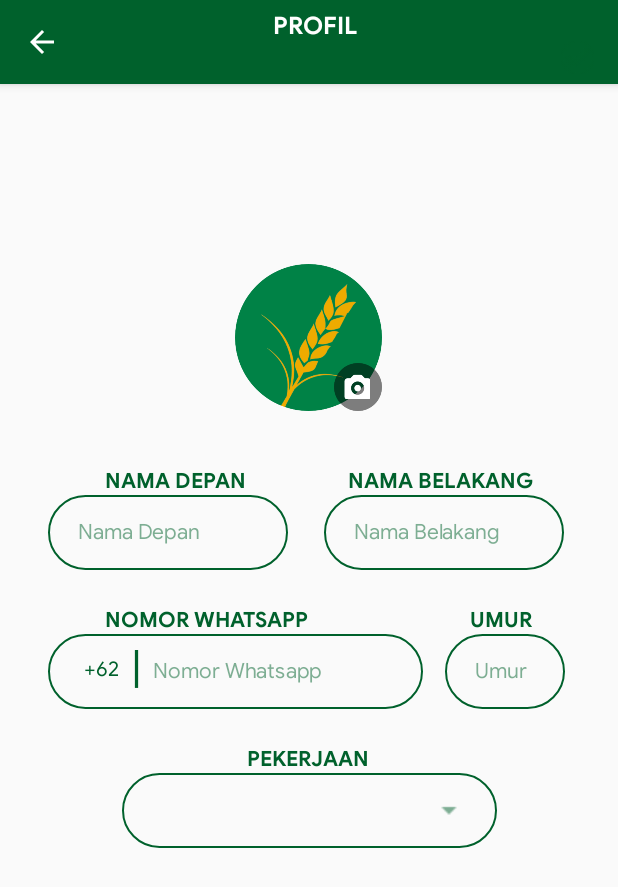
After one commit to pootreth/gardapanganmobile, an Android app: the ProfileEditActivity screen opened directly, with no data from a screen before it, on a phone screen of 412 x 824 dp. The commit adds this screen. Shown: the top 887 px of the screen. Run offline under Robolectric (Android 15) with nearby library versions, the phone set to English and light mode, and no system bars.

Commit message:
main gold msh ngecrash dan bgg sm profile page

```diff
--- a/app/src/main/AndroidManifest.xml
+++ b/app/src/main/AndroidManifest.xml
@@ -12,13 +12,15 @@
         android:roundIcon="@mipmap/ic_launcher_round"
         android:supportsRtl="true"
         android:theme="@style/AppTheme">
-        <activity android:name=".SOPActivity"></activity>
+        <activity android:name=".ProfileEditActivity"></activity>
+        <activity android:name=".SOPActivity" />
         <activity android:name=".BadgesPagesActivity" />
         <activity android:name=".ProfileActivity" />
         <activity android:name=".RegisterEndActivity" />
         <activity android:name=".Register3Activity" />
-        <activity android:name=".MainGoldActivity"
-                  android:theme="@style/AppTheme.NoActionBar"/>
+        <activity
+            android:name=".MainGoldActivity"
+            android:theme="@style/AppTheme.NoActionBar" />
         <activity android:name=".Register2Activity" />
         <activity android:name=".Register1Activity" />
         <activity android:name=".RegisterActivity" />
--- a/app/src/main/java/com/yemima/gardapanganmobile/ProfileActivity.java
+++ b/app/src/main/java/com/yemima/gardapanganmobile/ProfileActivity.java
@@ -52,4 +52,11 @@ public class ProfileActivity extends AppCompatActivity {
         job.setText(pekerjaan);
         age.setText(umur);
     }
+
+    //route ke profileeditactivity(msh bgg)
+    public void editt(View view){
+        Intent edit=  new Intent(ProfileActivity.this, ProfileEditActivity.class);
+        startActivity(edit);
+        finish();
+    }
 }
--- /dev/null
+++ b/app/src/main/java/com/yemima/gardapanganmobile/ProfileEditActivity.java
@@ -0,0 +1,41 @@
+package com.yemima.gardapanganmobile;
+
+import androidx.appcompat.app.ActionBar;
+import androidx.appcompat.app.AppCompatActivity;
+
+import android.os.Bundle;
+import android.widget.TextView;
+
+public class ProfileEditActivity extends AppCompatActivity {
+    private TextView firstname;
+    private TextView lastname;
+    private TextView age;
+    private TextView job;
+    private TextView wa;
+
+    @Override
+    public boolean onSupportNavigateUp() {
+        onBackPressed();
+        return true;
+    }
+
+    @Override
+    protected void onCreate(Bundle savedInstanceState) {
+        super.onCreate(savedInstanceState);
+        setContentView(R.layout.activity_profile_edit);
+
+        this.getSupportActionBar().setDisplayOptions(ActionBar.DISPLAY_SHOW_CUSTOM);;
+        getSupportActionBar().setDisplayShowCustomEnabled(true);
+        getSupportActionBar().setCustomView(R.layout.custom_action_profile_edit);
+        getSupportActionBar().setDisplayHomeAsUpEnabled(true);
+        getSupportActionBar().setDisplayShowHomeEnabled(true);
+
+        firstname=findViewById(R.id.fname);
+        lastname=findViewById(R.id.lname);
+        wa=findViewById(R.id.nowa);
+        age=findViewById(R.id.age);
+        job=findViewById(R.id.job);
+    }
+
+
+}
--- /dev/null
+++ b/app/src/main/res/layout/activity_profile_edit.xml
@@ -0,0 +1,192 @@
+<?xml version="1.0" encoding="utf-8"?>
+<androidx.constraintlayout.widget.ConstraintLayout xmlns:android="http://schemas.android.com/apk/res/android"
+    xmlns:app="http://schemas.android.com/apk/res-auto"
+    xmlns:tools="http://schemas.android.com/tools"
+    android:layout_width="match_parent"
+    android:layout_height="match_parent"
+    tools:context=".ProfileEditActivity">
+
+    <Spinner
+        android:id="@+id/spinner2"
+        android:layout_width="250sp"
+        android:layout_height="50sp"
+        android:layout_marginStart="81dp"
+        android:layout_marginEnd="81dp"
+        android:background="@drawable/spinner_background"
+        android:paddingStart="20sp"
+        app:layout_constraintEnd_toEndOf="parent"
+        app:layout_constraintStart_toStartOf="parent"
+        app:layout_constraintTop_toBottomOf="@+id/nomor_wa2" />
+
+    <EditText
+        android:id="@+id/namabelakang2"
+        android:layout_width="160sp"
+        android:layout_height="50sp"
+        android:layout_marginStart="24dp"
+        android:background="@drawable/round_edittext"
+        android:ems="10"
+        android:fontFamily="@font/googlesans_regular"
+        android:hint="Nama Belakang"
+        android:inputType="text"
+        android:paddingStart="20sp"
+        android:textColor="@color/colorPrimary"
+        android:textColorHint="@color/colorPrimaryOpacity"
+        android:textSize="14sp"
+        app:layout_constraintStart_toEndOf="@+id/fname2"
+        app:layout_constraintTop_toBottomOf="@+id/last_name" />
+
+    <EditText
+        android:id="@+id/fname2"
+        android:layout_width="160sp"
+        android:layout_height="50sp"
+        android:layout_marginStart="32dp"
+        android:background="@drawable/round_edittext"
+        android:ems="10"
+        android:fontFamily="@font/googlesans_regular"
+        android:hint="Nama Depan"
+        android:inputType="text"
+        android:paddingStart="20sp"
+        android:textColor="@color/colorPrimary"
+        android:textColorHint="@color/colorPrimaryOpacity"
+        android:textSize="14sp"
+        app:layout_constraintStart_toStartOf="parent"
+        app:layout_constraintTop_toBottomOf="@+id/first_name" />
+
+    <EditText
+        android:id="@+id/umur2"
+        android:layout_width="80sp"
+        android:layout_height="50sp"
+        android:layout_marginStart="14dp"
+        android:layout_marginEnd="35dp"
+        android:background="@drawable/round_edittext"
+        android:ems="10"
+        android:fontFamily="@font/googlesans_regular"
+        android:hint="Umur"
+        android:inputType="number"
+        android:paddingStart="20sp"
+        android:textColor="@color/colorPrimary"
+        android:textColorHint="@color/colorPrimaryOpacity"
+        android:textSize="14sp"
+        app:layout_constraintEnd_toEndOf="parent"
+        app:layout_constraintStart_toEndOf="@+id/nomorwa2"
+        app:layout_constraintTop_toBottomOf="@+id/umur" />
+
+    <TextView
+        android:id="@+id/textView15"
+        android:layout_width="wrap_content"
+        android:layout_height="wrap_content"
+        android:layout_marginStart="24dp"
+        android:layout_marginTop="14dp"
+        android:fontFamily="@font/googlesans_regular"
+        android:text="+62"
+        android:textColor="@color/colorPrimary"
+        app:layout_constraintStart_toStartOf="@+id/nomorwa2"
+        app:layout_constraintTop_toBottomOf="@+id/nomor_wa" />
+
+    <TextView
+        android:id="@+id/textView16"
+        android:layout_width="wrap_content"
+        android:layout_height="wrap_content"
+        android:layout_marginStart="8dp"
+        android:text="|"
+        android:textColor="@color/colorPrimary"
+        android:textSize="30sp"
+        android:textStyle="normal"
+        app:layout_constraintStart_toEndOf="@+id/textView15"
+        app:layout_constraintTop_toBottomOf="@+id/nomor_wa" />
+
+    <EditText
+        android:id="@+id/nomorwa2"
+        android:layout_width="250sp"
+        android:layout_height="50sp"
+        android:layout_marginStart="32dp"
+        android:background="@drawable/round_edittext"
+        android:ems="10"
+        android:fontFamily="@font/googlesans_regular"
+        android:hint="Nomor Whatsapp"
+        android:inputType="number"
+        android:paddingStart="70sp"
+        android:textColor="@color/colorPrimary"
+        android:textColorHint="@color/colorPrimaryOpacity"
+        android:textSize="14sp"
+        app:layout_constraintStart_toStartOf="parent"
+        app:layout_constraintTop_toBottomOf="@+id/nomor_wa" />
+
+    <TextView
+        android:id="@+id/first_name"
+        android:layout_width="wrap_content"
+        android:layout_height="wrap_content"
+        android:layout_marginStart="70dp"
+        android:layout_marginTop="37dp"
+        android:fontFamily="@font/googlesans_bold"
+        android:text="NAMA DEPAN"
+        android:textColor="@color/colorPrimary"
+        app:layout_constraintStart_toStartOf="parent"
+        app:layout_constraintTop_toBottomOf="@+id/imageView9" />
+
+    <TextView
+        android:id="@+id/last_name"
+        android:layout_width="wrap_content"
+        android:layout_height="wrap_content"
+        android:layout_marginStart="68dp"
+        android:layout_marginTop="37dp"
+        android:fontFamily="@font/googlesans_bold"
+        android:text="NAMA BELAKANG"
+        android:textColor="@color/colorPrimary"
+        app:layout_constraintStart_toEndOf="@+id/first_name"
+        app:layout_constraintTop_toBottomOf="@+id/imageView9" />
+
+    <TextView
+        android:id="@+id/nomor_wa"
+        android:layout_width="wrap_content"
+        android:layout_height="wrap_content"
+        android:layout_marginStart="70dp"
+        android:layout_marginTop="24dp"
+        android:fontFamily="@font/googlesans_bold"
+        android:text="NOMOR WHATSAPP"
+        android:textColor="@color/colorPrimary"
+        app:layout_constraintStart_toStartOf="parent"
+        app:layout_constraintTop_toBottomOf="@+id/fname2" />
+
+    <TextView
+        android:id="@+id/nomor_wa2"
+        android:layout_width="wrap_content"
+        android:layout_height="wrap_content"
+        android:layout_marginStart="164dp"
+        android:layout_marginTop="24dp"
+        android:layout_marginEnd="165dp"
+        android:fontFamily="@font/googlesans_bold"
+        android:text="PEKERJAAN"
+        android:textColor="@color/colorPrimary"
+        app:layout_constraintEnd_toEndOf="parent"
+        app:layout_constraintStart_toStartOf="parent"
+        app:layout_constraintTop_toBottomOf="@+id/nomorwa2" />
+
+    <TextView
+        android:id="@+id/umur"
+        android:layout_width="wrap_content"
+        android:layout_height="wrap_content"
+        android:layout_marginStart="106dp"
+        android:layout_marginTop="24dp"
+        android:layout_marginEnd="56dp"
+        android:fontFamily="@font/googlesans_bold"
+        android:text="UMUR"
+        android:textColor="@color/colorPrimary"
+        app:layout_constraintEnd_toEndOf="parent"
+        app:layout_constraintStart_toEndOf="@+id/nomor_wa"
+        app:layout_constraintTop_toBottomOf="@+id/namabelakang2" />
+
+    <ImageView
+        android:id="@+id/imageView9"
+        android:layout_width="98sp"
+        android:layout_height="98sp"
+        android:layout_marginStart="156dp"
+        android:layout_marginTop="120dp"
+        android:layout_marginEnd="157dp"
+        app:layout_constraintEnd_toEndOf="parent"
+        app:layout_constraintStart_toStartOf="parent"
+        app:layout_constraintTop_toTopOf="parent"
+        app:srcCompat="@drawable/edit_photo" />
+
+
+</androidx.constraintlayout.widget.ConstraintLayout>
--- /dev/null
+++ b/app/src/main/res/layout/custom_action_profile_edit.xml
@@ -0,0 +1,29 @@
+<?xml version="1.0" encoding="utf-8"?>
+<LinearLayout xmlns:android="http://schemas.android.com/apk/res/android"
+    xmlns:app="http://schemas.android.com/apk/res-auto"
+    android:layout_width="match_parent"
+    android:layout_height="wrap_content"
+    android:orientation="vertical">
+
+    <TextView
+        android:id="@+id/textView"
+        android:layout_width="match_parent"
+        android:layout_height="wrap_content"
+        android:layout_marginStart="110sp"
+        android:background="@color/colorPrimary"
+        android:fontFamily="@font/googlesans_bold"
+        android:text="PROFIL"
+        android:textColor="@android:color/white"
+        android:textSize="16sp"
+        android:textStyle="bold" />
+
+    <Button
+        android:id="@+id/button3"
+        android:layout_width="22dp"
+        android:layout_height="22dp"
+        android:layout_gravity="right"
+        android:background="@drawable/check_icon"
+        android:foregroundGravity="right"
+        android:gravity="right|end" />
+
+</LinearLayout>
```
Also changed, not shown: app/src/main/res/drawable/edit_photo.png (added), 993 other files.
